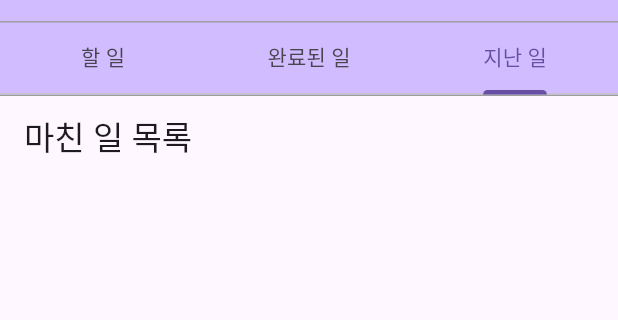
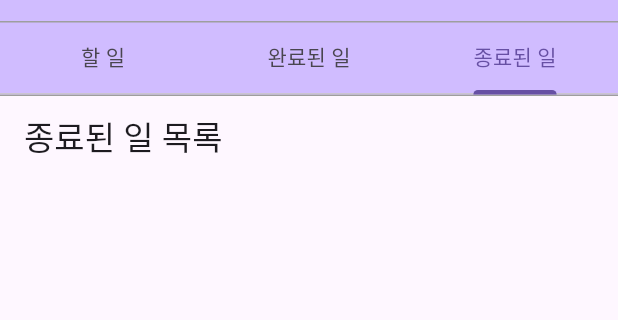
Before and after one commit to NFAP0221S/flutter_todo, a Flutter app: the screen it shows after launch, tab 3 chosen, on a phone screen of 412 x 824 dp, the part 63-383 px from its top. Run offline on Flutter 3.47's test engine with Material 3 defaults, Android fonts, the phone set to English and light mode, and no system bars; our stand-ins replace firebase_core; accounts and stored records are empty.

Commit message:
텍스트 수정

```diff
--- a/todo-list/lib/ui/screens/home/home_screen.dart
+++ b/todo-list/lib/ui/screens/home/home_screen.dart
@@ -18,7 +18,7 @@ class _HomeScreenState extends State<HomeScreen> with SingleTickerProviderStateM
   @override
   void initState() {
     super.initState();
-    _tabController = TabController(length: 3, vsync: this); // 3개의 탭을 위한 탭 컨트롤러
+    _tabController = TabController(length: 3, vsync: this);
   }
 
   @override
@@ -36,7 +36,7 @@ class _HomeScreenState extends State<HomeScreen> with SingleTickerProviderStateM
         backgroundColor: Theme.of(context).colorScheme.inversePrimary,
         title: Text(widget.title),
          bottom: PreferredSize(
-          preferredSize: const Size.fromHeight(50.0), // 조정 가능한 높이
+          preferredSize: const Size.fromHeight(50.0),
           child: Container(
             decoration: const BoxDecoration(
               border: Border(
@@ -49,7 +49,7 @@ class _HomeScreenState extends State<HomeScreen> with SingleTickerProviderStateM
               tabs: const [
                 Tab(text: '할 일'),
                 Tab(text: '완료된 일'),
-                Tab(text: '지난 일'),
+                Tab(text: '종료된 일'),
               ],
             ),
           ),
--- a/todo-list/lib/ui/screens/progress/progress_screen.dart
+++ b/todo-list/lib/ui/screens/progress/progress_screen.dart
@@ -12,7 +12,7 @@ class ProgressScreen extends StatelessWidget {
 
     return Scaffold(
       appBar: AppBar(
-        title: Text("마친 일 목록"),
+        title: Text("종료된 일 목록"),
       ),
       body: ListView.builder(
         itemCount: mainController.progressList.length,
```
